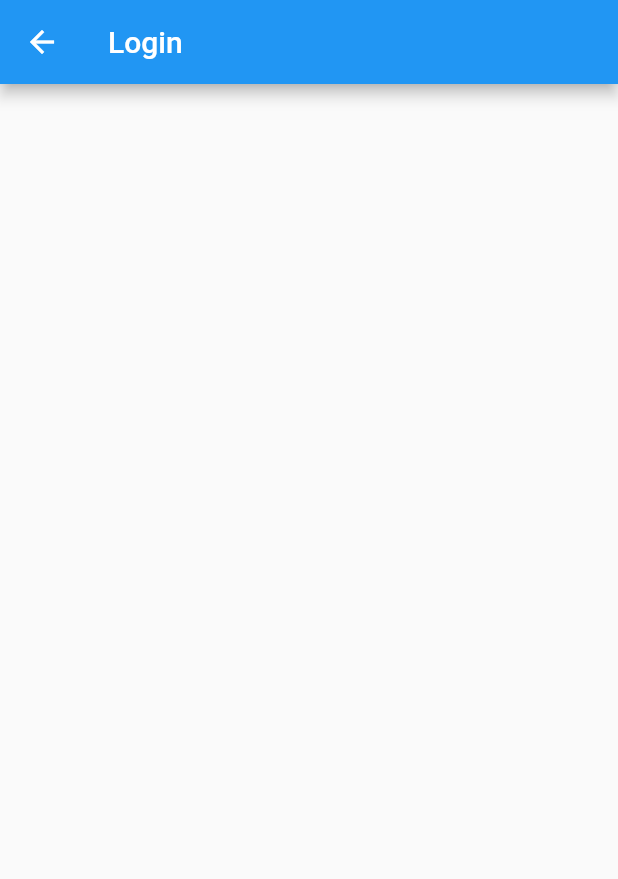
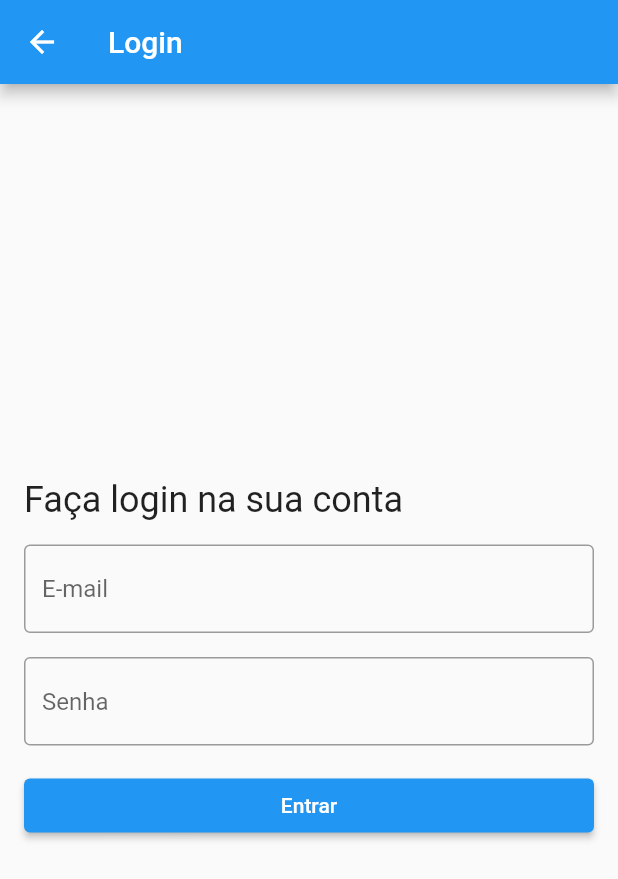
Before and after one commit to nefif/EduOpen, a Flutter app: the screen it shows after launch, after a tap on "Login", on a phone screen of 412 x 824 dp. Shown: the top 879 px of the screen. Run offline on Flutter 3.47's test engine with Material 2 defaults, Android fonts, the phone set to English and light mode, and no system bars.

Commit message:
Criação dos campos de Login e da HomePage
Criado os campos de Login e Senha na pagina LoginPage
Criada a página HomePage
Renomeada a antiga HomePage para StartPage

```diff
--- a/edu_open/lib/app_widget.dart
+++ b/edu_open/lib/app_widget.dart
@@ -1,4 +1,4 @@
-import 'package:edu_open/home_page.dart';
+import 'package:edu_open/start_page.dart';
 import 'package:flutter/material.dart';
 
 class AppWidget extends StatelessWidget {
@@ -7,7 +7,7 @@ class AppWidget extends StatelessWidget {
     // TODO: implement build
     return MaterialApp(
       title: 'EduOpen',
-      home: HomePage(),
+      home: StartPage(),
     );
   }
 }
--- a/edu_open/lib/home_page.dart
+++ b/edu_open/lib/home_page.dart
@@ -1,6 +1,4 @@
-import 'package:edu_open/sing_up_page.dart';
 import 'package:flutter/material.dart';
-import 'login_page.dart';
 
 class HomePage extends StatelessWidget {
   @override
@@ -8,33 +6,17 @@ class HomePage extends StatelessWidget {
     // TODO: implement build
     return Scaffold(
       appBar: AppBar(
-        title: Text('EduOpen'),
+        title: const Text('Home'),
+        actions: [],
       ),
-      body: Center(
-        child: Column(
-          mainAxisAlignment: MainAxisAlignment.center,
-          children: [
-            ElevatedButton(
-              onPressed: () {
-                Navigator.push(
-                  context,
-                  MaterialPageRoute(builder: (context) => LoginPage()),
-                );
-              },
-              child: Text('Login'),
-            ),
-            TextButton(
-              onPressed: () {
-                Navigator.push(
-                  context,
-                  MaterialPageRoute(builder: (context) => SingUpPage()),
-                );
-              },
-              child: Text('Ainda não tem conta? Cadastre-se.'),
-            )
-          ],
-        ),
-      ),
+      bottomNavigationBar:
+          BottomNavigationBar(items: const <BottomNavigationBarItem>[
+        BottomNavigationBarItem(
+            icon: Icon(Icons.home),
+            label: 'Home',
+            backgroundColor: Colors.white),
+        BottomNavigationBarItem(icon: Icon(Icons.favorite), label: 'Favoritos')
+      ]),
     );
   }
 }
--- a/edu_open/lib/login_page.dart
+++ b/edu_open/lib/login_page.dart
@@ -1,16 +1,58 @@
 import 'package:flutter/material.dart';
 
-class LoginPage extends StatefulWidget {
-  @override
-  LoginPageState createState() => LoginPageState();
-}
+import 'home_page.dart';
 
-class LoginPageState extends State<LoginPage> {
+class LoginPage extends StatelessWidget {
+  final TextEditingController _emailController = TextEditingController();
+  final TextEditingController _passworController = TextEditingController();
+
   @override
   Widget build(BuildContext context) {
     return Scaffold(
       appBar: AppBar(
-        title: Text('Login'),
+        title: const Text('Login'),
+      ),
+      body: SafeArea(
+          child: Padding(
+        padding: const EdgeInsets.all(16.0),
+        child: Column(
+          crossAxisAlignment: CrossAxisAlignment.stretch,
+          mainAxisAlignment: MainAxisAlignment.center,
+          children: [
+            Text('Faça login na sua conta',
+                style: Theme.of(context).textTheme.headlineSmall),
+            const SizedBox(height: 16.0),
+            TextField(
+              controller: _emailController,
+              keyboardType: TextInputType.emailAddress,
+              decoration: const InputDecoration(
+                hintText: 'E-mail',
+                border: OutlineInputBorder(),
+              ),
+            ),
+            const SizedBox(height: 16.0),
+            TextField(
+              controller: _passworController,
+              keyboardType: TextInputType.visiblePassword,
+              obscureText: true,
+              decoration: const InputDecoration(
+                hintText: 'Senha',
+                border: OutlineInputBorder(),
+              ),
+            ),
+            const SizedBox(height: 16.0),
+            ElevatedButton(
+                onPressed: () {Navigator.push(
+                  context,
+                  MaterialPageRoute(builder: (context) => HomePage()),
+                );
+                  print('E-mail: ${_emailController.text}');
+                  print('Senha: ${_passworController.text}');
+                },
+                child: Text('Entrar'))
+          ],
+        ),
+      )
       ),
     );
   }
--- /dev/null
+++ b/edu_open/lib/start_page.dart
@@ -0,0 +1,40 @@
+import 'package:edu_open/sing_up_page.dart';
+import 'package:flutter/material.dart';
+import 'login_page.dart';
+
+class StartPage extends StatelessWidget {
+  @override
+  Widget build(BuildContext context) {
+    // TODO: implement build
+    return Scaffold(
+      appBar: AppBar(
+        title: Text('EduOpen'),
+      ),
+      body: Center(
+        child: Column(
+          mainAxisAlignment: MainAxisAlignment.center,
+          children: [
+            ElevatedButton(
+              onPressed: () {
+                Navigator.push(
+                  context,
+                  MaterialPageRoute(builder: (context) => LoginPage()),
+                );
+              },
+              child: Text('Login'),
+            ),
+            TextButton(
+              onPressed: () {
+                Navigator.push(
+                  context,
+                  MaterialPageRoute(builder: (context) => SingUpPage()),
+                );
+              },
+              child: Text('Ainda não tem conta? Cadastre-se.'),
+            )
+          ],
+        ),
+      ),
+    );
+  }
+}
```
